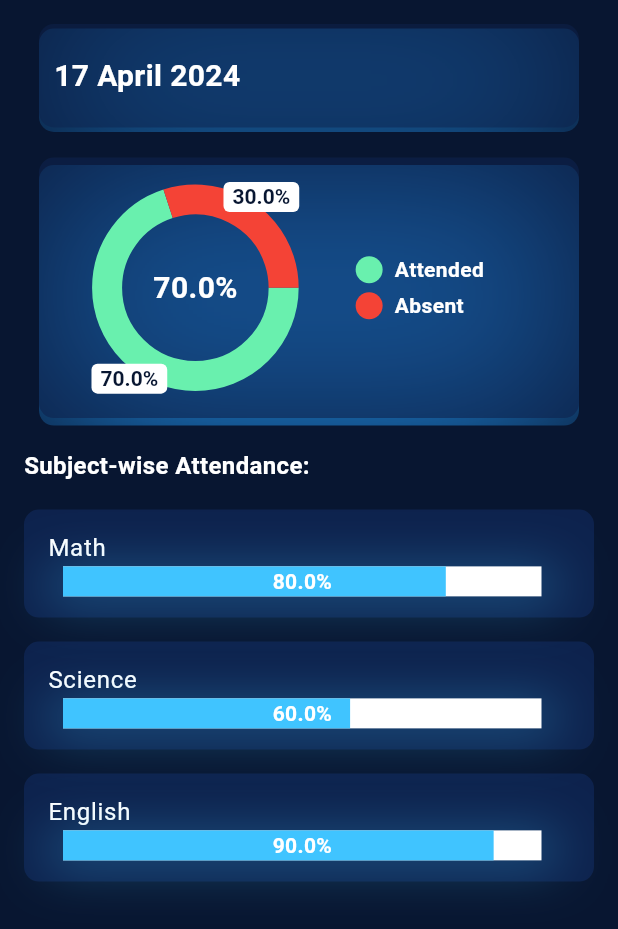
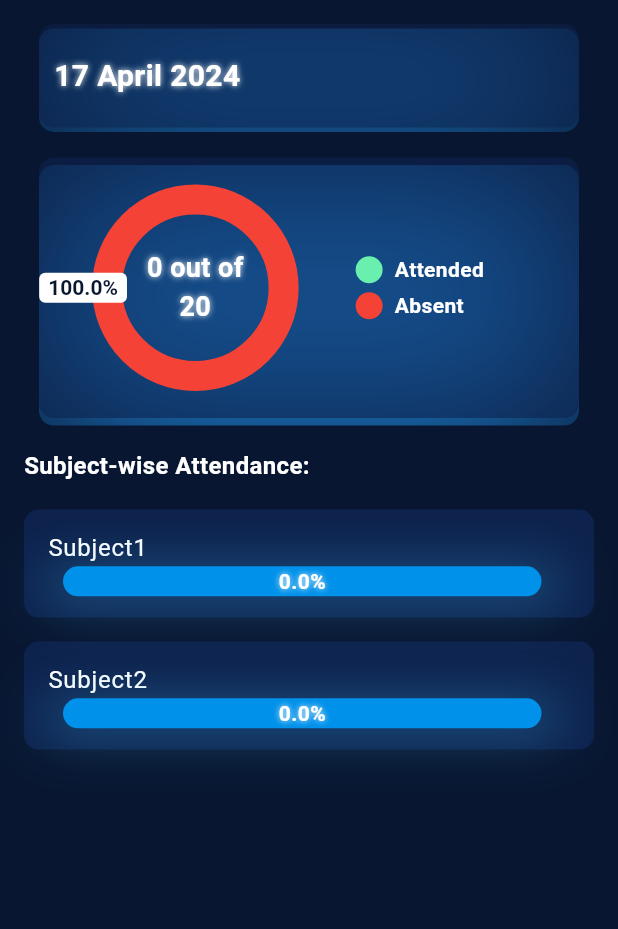
Before and after one commit to Nikhil882/ED-MAX, a Flutter app: the AttendanceScreen screen opened directly, on a phone screen of 412 x 824 dp. Shown: the top 929 px of the screen. Run offline on Flutter 3.47's test engine with Material 3 defaults, Android fonts, the phone set to English and light mode, and no system bars; drawn by our look-alikes of percent_indicator, pie_chart; our stand-ins replace carousel_slider, cloud_firestore, curved_navigation_bar, file_picker, firebase_auth, firebase_core and 6 more; missing offline and left inert: easy_pdf_viewer, easy_quiz_game, firebase_app_check; accounts and stored records are empty.

Commit message:
attendance for 2 subjects done

```diff
--- a/lib/screens/attendance.dart
+++ b/lib/screens/attendance.dart
@@ -1,3 +1,7 @@
+import 'dart:math';
+
+import 'package:cloud_firestore/cloud_firestore.dart';
+import 'package:firebase_auth/firebase_auth.dart';
 import 'package:flutter/material.dart';
 import 'package:flutter/widgets.dart';
 import 'package:intl/intl.dart';
@@ -6,23 +10,79 @@ import 'package:percent_indicator/percent_indicator.dart';
 import '../utils/colors.dart';
 
 class AttendanceScreen extends StatefulWidget {
+  const AttendanceScreen({super.key});
   @override
   _AttendanceScreenState createState() => _AttendanceScreenState();
 }
 
+Future<List<int>> fetchCurrentUserSubjects() async {
+  List<int> subjects = [0, 0]; // Default values
+
+  try {
+    // Get the current user from FirebaseAuth
+    User? user = FirebaseAuth.instance.currentUser;
+
+    if (user != null) {
+      // Access Firestore collection 'students' for the current user
+      DocumentSnapshot<Map<String, dynamic>> snapshot = await FirebaseFirestore
+          .instance
+          .collection('students')
+          .doc(user.uid)
+          .get();
+
+      // Check if the document exists and has 'subject1' and 'subject2' fields
+      if (snapshot.exists) {
+        // Extract 'subject1' and 'subject2' fields and store them in variables
+        int subject1 = snapshot.get('subject1') ?? 0;
+        int subject2 = snapshot.get('subject2') ?? 0;
+
+        subjects = [subject1, subject2];
+      }
+    }
+  } catch (error) {
+    print('Error fetching subject data for current user: $error');
+  }
+  return subjects;
+}
+
 class _AttendanceScreenState extends State<AttendanceScreen> {
+  int subject1 = 0;
+  int subject2 = 0;
+  int total = 0;
+  double totalAttendance = 0;
+  List<double> subjectAttendance = [10, 10];
+
+  @override
+  void initState() {
+    super.initState();
+    fetchCurrentUserSubjects().then((subjects) {
+      setState(() {
+        subject1 = subjects[0];
+        subject2 = subjects[1];
+        updateSubjectAttendance();
+        totalAttendance = (subject1 + subject2) / 20;
+        dataMap = {
+          'Attended': totalAttendance * 100,
+          'Absent': (1 - totalAttendance) * 100,
+        };
+        total = subject1 + subject2;
+      });
+    });
+  }
+
+  void updateSubjectAttendance() {
+    subjectAttendance = [subject1.toDouble(), subject2.toDouble()];
+  }
+
   Map<String, double> dataMap = {
-    'Attended': 70.0,
+    'Attended': 10.0,
     'Absent': 30.0,
   };
-  double totalPercentage = 70.0; // Calculate total percentage here
+  // Calculate total percentage here
 
-  List<String> subjects = ['Math', 'Science', 'English']; // Example subjects
-  List<double> subjectAttendance = [
-    80.0,
-    60.0,
-    90.0
-  ]; // Example subject-wise attendance percentages
+  List<String> subjects = ['Subject1', 'Subject2'];
+  // Example subjects
+  // Example subject-wise attendance percentages
 
   @override
   Widget build(BuildContext context) {
@@ -47,7 +107,10 @@ class _AttendanceScreenState extends State<AttendanceScreen> {
                     color: Colors.blue,
                     blurRadius: 100.0,
                     spreadRadius: 0.0,
-                    offset: const Offset(0.0, 3.0,),
+                    offset: const Offset(
+                      0.0,
+                      3.0,
+                    ),
                   ),
                 ],
                 color: backgroundColor1.withOpacity(0.5),
@@ -56,7 +119,16 @@ class _AttendanceScreenState extends State<AttendanceScreen> {
               ),
               child: Text(
                 '$formattedDate',
-                style: TextStyle(fontSize:20 , fontWeight: FontWeight.bold),
+                style: TextStyle(
+                  fontSize: 20,
+                  fontWeight: FontWeight.bold,
+                  shadows: [
+                    Shadow(
+                      color: Colors.white,
+                      blurRadius: 5,
+                    ),
+                  ],
+                ),
               ),
             ),
             SizedBox(height: 20),
@@ -70,7 +142,10 @@ class _AttendanceScreenState extends State<AttendanceScreen> {
                     color: Colors.blue,
                     blurRadius: 100.0,
                     spreadRadius: 0.0,
-                    offset: const Offset(0.0, 5.0,),
+                    offset: const Offset(
+                      0.0,
+                      5.0,
+                    ),
                   ),
                 ],
 
@@ -86,11 +161,19 @@ class _AttendanceScreenState extends State<AttendanceScreen> {
                   chartRadius: MediaQuery.of(context).size.width / 3.5,
                   // centerText: "${totalPercentage.toStringAsFixed(1)}%",
                   centerWidget: Text(
-                    "70.0%",
+                    textAlign: TextAlign.center,
+                    "$total out of \n20",
                     style: TextStyle(
                       color: Colors.white,
-                      fontSize: 20,
+                      fontSize: 18,
                       fontWeight: FontWeight.bold,
+                      wordSpacing: 0.1,
+                      shadows: [
+                        Shadow(
+                          color: Colors.white,
+                          blurRadius: 5,
+                        ),
+                      ],
                     ),
                   ),
 
@@ -121,7 +204,8 @@ class _AttendanceScreenState extends State<AttendanceScreen> {
                 itemCount: subjects.length,
                 itemBuilder: (context, index) {
                   return Container(
-                      margin: EdgeInsets.symmetric(vertical: 8.0), // Add margin vertically
+                    margin: EdgeInsets.symmetric(
+                        vertical: 8.0), // Add margin vertically
                     child: ListTile(
                       tileColor: backgroundColor1,
                       shape: RoundedRectangleBorder(
@@ -131,6 +215,7 @@ class _AttendanceScreenState extends State<AttendanceScreen> {
                         subjects[index],
                         style: TextStyle(
                           color: Colors.white,
+
                         ),
                       ),
                       subtitle: Container(
@@ -141,25 +226,37 @@ class _AttendanceScreenState extends State<AttendanceScreen> {
                               color: Colors.lightBlueAccent.withOpacity(0.4),
                               blurRadius: 30.0,
                               spreadRadius: 0.0,
-                        offset: const Offset(0.0, 3.0,),
+                              offset: const Offset(
+                                0.0,
+                                3.0,
+                              ),
                             ),
                           ],
                         ),
                         child: LinearPercentIndicator(
+                          animation: true,
+                          barRadius: Radius.circular(10),
                           width: MediaQuery.of(context).size.width - 73,
                           lineHeight: 20.0,
-                          percent: subjectAttendance[index] / 100,
-                          progressColor: Colors.lightBlueAccent,
-                          backgroundColor: Colors.white,
-                          center: Text('${subjectAttendance[index]}%',
+                          percent: subjectAttendance[index] / 10,
+                          progressColor: Colors.cyanAccent.shade400,
+                          backgroundColor: Colors.lightBlueAccent.shade700,
+                          center: Text(
+                            '${(subjectAttendance[index] * 10).toStringAsFixed(1)}%',
                             style: TextStyle(
                                 fontWeight: FontWeight.bold,
+                                color: Colors.white,
+                              shadows: [
+                                Shadow(
+                                  color: Colors.white,
+                                  blurRadius: 5,
+                                ),
+                              ],
                             ),
                           ),
                         ),
                       ),
                     ),
-
                   );
                 },
               ),
--- a/lib/screens/side_menu.dart
+++ b/lib/screens/side_menu.dart
@@ -46,7 +46,8 @@ class SideMenu extends StatelessWidget {
                 fontWeight: FontWeight.w400,
               ),
               onTap: () {
-              }
+                Get.toNamed("/profile");
+              },
             ),
             ListTile(
               title: const Text(
--- a/pubspec.yaml
+++ b/pubspec.yaml
@@ -82,6 +82,8 @@ dependencies:
   flutter_form_builder: ^9.2.1
   file_picker: ^8.0.0+1
   easy_pdf_viewer: ^1.0.8
+  google_generative_ai:
+
 
   #splashscreen: ^1.3.5
 
```
Also changed, not shown: lib/screens/admin/adminScreen.dart (+57 -9 lines), lib/screens/homeScreen.dart (+34 -3 lines), lib/screens/teach/attendance.dart (added, +197 -0 lines), lib/screens/teach/attendance2.dart (added, +197 -0 lines), lib/screens/teach/subjects.dart (added, +90 -0 lines), pubspec.lock. Lines whose indentation alone changed are shown as unchanged.
